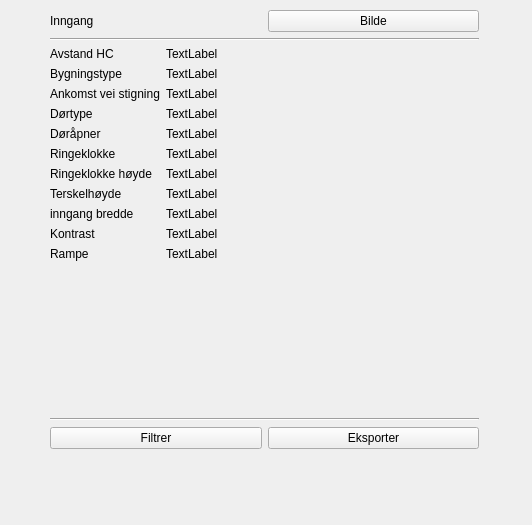
Old version of the form ui/infoWidget.ui in the repository KaspArno/MasterGUI.
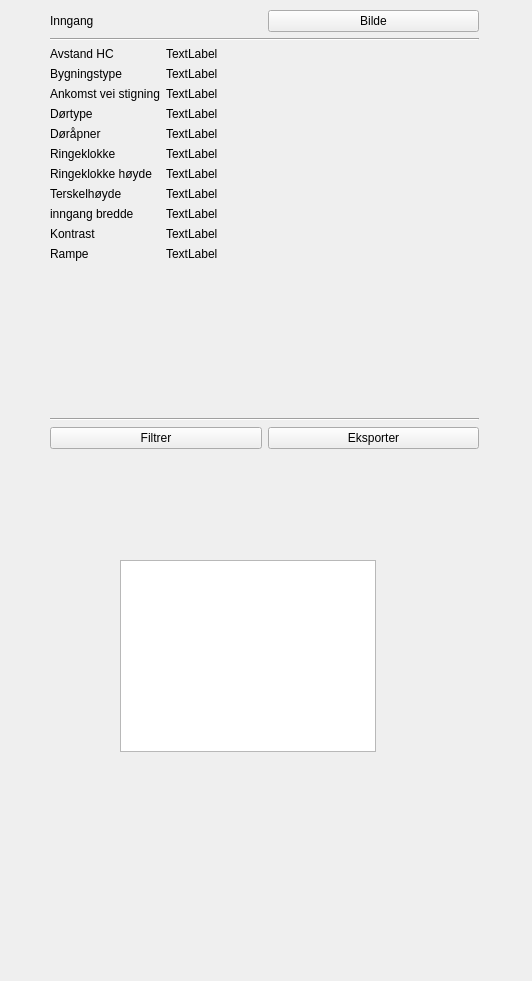
New version of the form.

Commit message: Lagt til infoWidget og gjort noen tester med selectering

What changed in the file:
```diff
--- a/ui/infoWidget.ui
+++ b/ui/infoWidget.ui
@@ -7,14 +7,14 @@
     <x>0</x>
     <y>0</y>
     <width>532</width>
-    <height>525</height>
+    <height>981</height>
    </rect>
   </property>
   <property name="windowTitle">
    <string>DockWidget</string>
   </property>
   <widget class="QWidget" name="dockWidgetContents">
-   <widget class="QWidget" name="">
+   <widget class="QWidget" name="layoutWidget">
     <property name="geometry">
      <rect>
       <x>50</x>
@@ -234,6 +234,16 @@
      </item>
     </layout>
    </widget>
+   <widget class="QTableWidget" name="tableWidget">
+    <property name="geometry">
+     <rect>
+      <x>120</x>
+      <y>560</y>
+      <width>256</width>
+      <height>192</height>
+     </rect>
+    </property>
+   </widget>
   </widget>
  </widget>
  <resources/>
```
The commit also changes 5 other files.
